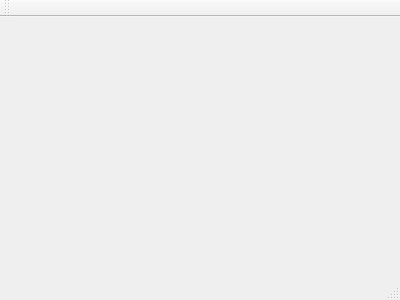
Qt form mainwindow.ui (chriamue/SuperPixelSegmentationEditor) before a commit.
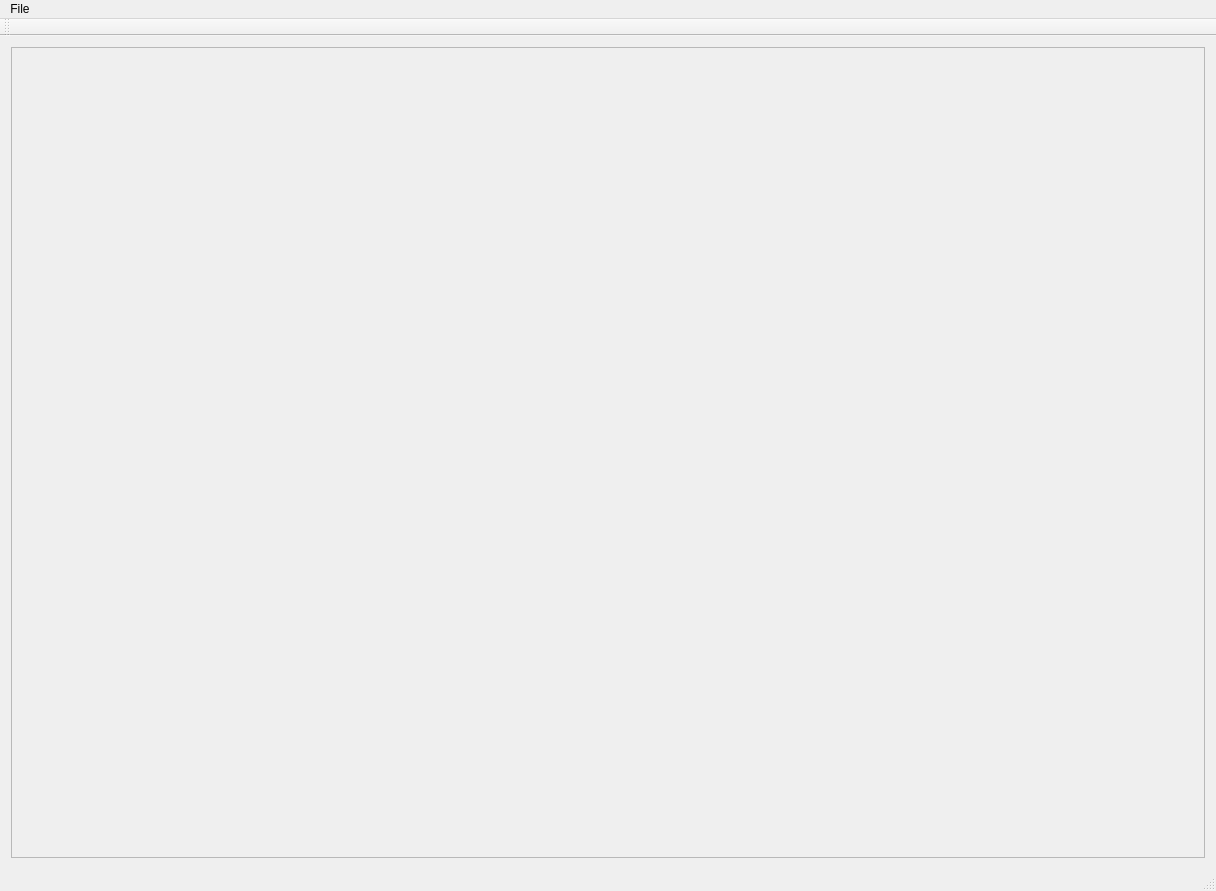
The same form after that commit.

```diff
--- a/mainwindow.ui
+++ b/mainwindow.ui
@@ -1,24 +1,83 @@
 <ui version="4.0">
  <class>MainWindow</class>
- <widget class="QMainWindow" name="MainWindow" >
-  <property name="geometry" >
+ <widget class="QMainWindow" name="MainWindow">
+  <property name="geometry">
    <rect>
     <x>0</x>
     <y>0</y>
-    <width>400</width>
-    <height>300</height>
+    <width>1216</width>
+    <height>891</height>
    </rect>
   </property>
   <property name="windowTitle" >
    <string>MainWindow</string>
   </property>
-  <widget class="QMenuBar" name="menuBar" />
-  <widget class="QToolBar" name="mainToolBar" />
-  <widget class="QWidget" name="centralWidget" />
-  <widget class="QStatusBar" name="statusBar" />
+  <widget class="QWidget" name="centralWidget">
+   <layout class="QGridLayout" name="gridLayout">
+    <item row="0" column="0">
+     <widget class="QScrollArea" name="scrollArea">
+      <property name="widgetResizable">
+       <bool>true</bool>
+      </property>
+      <widget class="QWidget" name="scrollAreaWidgetContents">
+       <property name="geometry">
+        <rect>
+         <x>0</x>
+         <y>0</y>
+         <width>1178</width>
+         <height>751</height>
+        </rect>
+       </property>
+      </widget>
+     </widget>
+    </item>
+   </layout>
+  </widget>
+  <widget class="QMenuBar" name="menuBar">
+   <property name="geometry">
+    <rect>
+     <x>0</x>
+     <y>0</y>
+     <width>1216</width>
+     <height>34</height>
+    </rect>
+   </property>
+   <widget class="QMenu" name="menuOpen">
+    <property name="title">
+     <string>File</string>
+    </property>
+    <addaction name="actionOpen"/>
+    <addaction name="actionSave"/>
+    <addaction name="actionExit"/>
+   </widget>
+   <addaction name="menuOpen"/>
+  </widget>
+  <widget class="QToolBar" name="mainToolBar">
+   <attribute name="toolBarArea">
+    <enum>TopToolBarArea</enum>
+   </attribute>
+   <attribute name="toolBarBreak">
+    <bool>false</bool>
+   </attribute>
+  </widget>
+  <widget class="QStatusBar" name="statusBar"/>
+  <action name="actionOpen">
+   <property name="text">
+    <string>Open</string>
+   </property>
+  </action>
+  <action name="actionSave">
+   <property name="text">
+    <string>Save</string>
+   </property>
+  </action>
+  <action name="actionExit">
+   <property name="text">
+    <string>Exit</string>
+   </property>
+  </action>
  </widget>
- <layoutDefault spacing="6" margin="11" />
- <pixmapfunction></pixmapfunction>
+ <layoutdefault spacing="6" margin="11"/>
  <resources/>
  <connections/>
 </ui>
```
Left out of the diff: 5 changed lines with no effect on the pictures.
